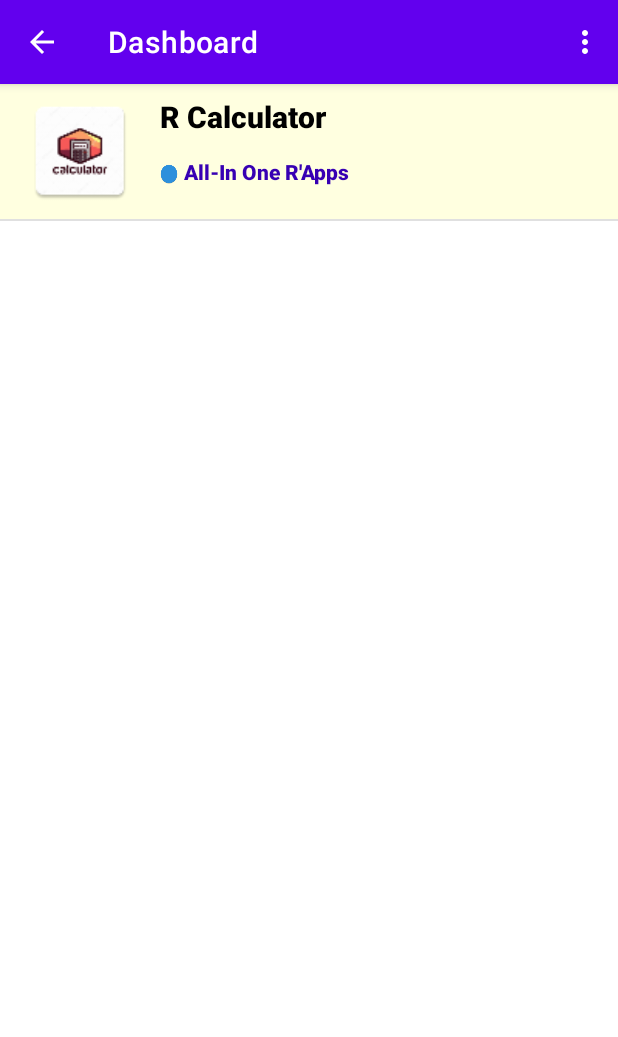
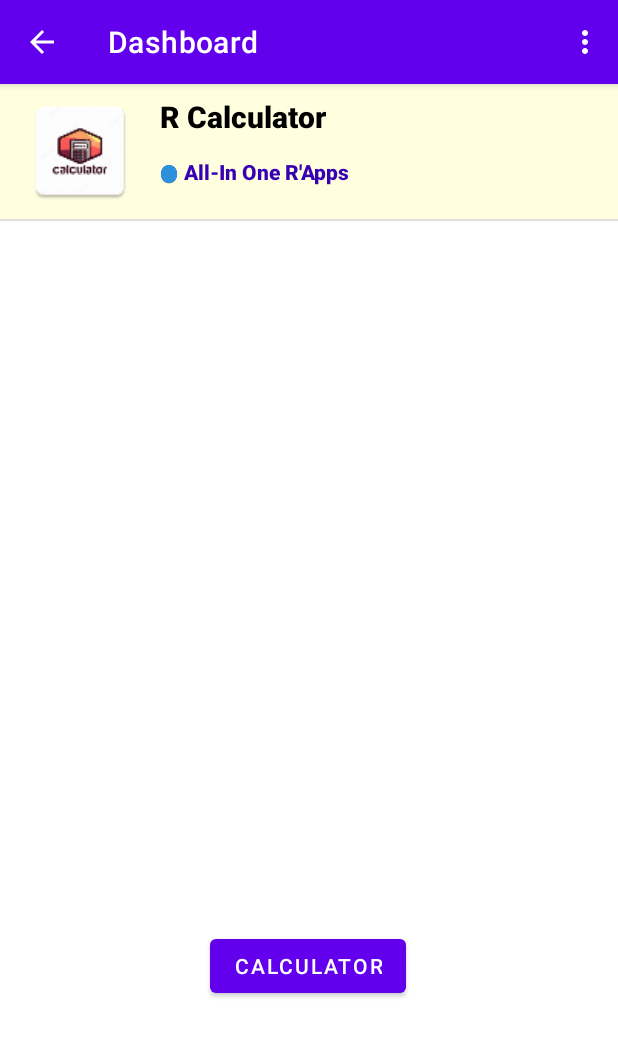
Before and after one commit to Rjndrkha/Tugas1_Mobile, an Android app: the HalamanUtama screen opened directly, with no data from a screen before it, on a phone screen of 412 x 824 dp. Shown: the top 1037 px of the screen. Run offline under Robolectric (Android 15) with nearby library versions, the phone set to English and light mode, and no system bars.

Commit message:
ADD PROGRAMM & FIX BUG

```diff
--- a/app/src/main/java/org/aplas/tugas1_rajendra/HalamanUtama.java
+++ b/app/src/main/java/org/aplas/tugas1_rajendra/HalamanUtama.java
@@ -5,6 +5,7 @@
 import android.view.Menu;
 import android.view.MenuInflater;
 import android.view.MenuItem;
+import android.view.View;
 import android.widget.Toast;
 
 import androidx.appcompat.app.ActionBar;
@@ -83,6 +84,11 @@
         return true;
     }
 
+    public void Calculator(View view){
+
+        startActivity(new Intent(this,CalculatorApp.class));
+    }
+
 
 
 }
--- a/app/src/main/java/org/aplas/tugas1_rajendra/MainActivity.java
+++ b/app/src/main/java/org/aplas/tugas1_rajendra/MainActivity.java
@@ -1,11 +1,11 @@
 package org.aplas.tugas1_rajendra;
-
-import androidx.appcompat.app.AppCompatActivity;
 
 import android.content.Intent;
 import android.os.Bundle;
 import android.os.Handler;
 import android.widget.Toast;
+
+import androidx.appcompat.app.AppCompatActivity;
 
 public class MainActivity extends AppCompatActivity {
 
--- a/app/src/main/res/layout/activity_halaman_utama.xml
+++ b/app/src/main/res/layout/activity_halaman_utama.xml
@@ -16,4 +16,15 @@
         tools:listitem="@layout/list_view"
         />
 
+    <Button
+        android:layout_width="wrap_content"
+        android:layout_height="wrap_content"
+        android:layout_marginBottom="156dp"
+        android:onClick="Calculator"
+        android:text="Calculator"
+        app:layout_constraintBottom_toBottomOf="parent"
+        app:layout_constraintEnd_toEndOf="parent"
+        app:layout_constraintHorizontal_bias="0.498"
+        app:layout_constraintStart_toStartOf="parent" />
+
 </androidx.constraintlayout.widget.ConstraintLayout>
```
Also changed, not shown: app/src/main/AndroidManifest.xml (+6 -3 lines).
